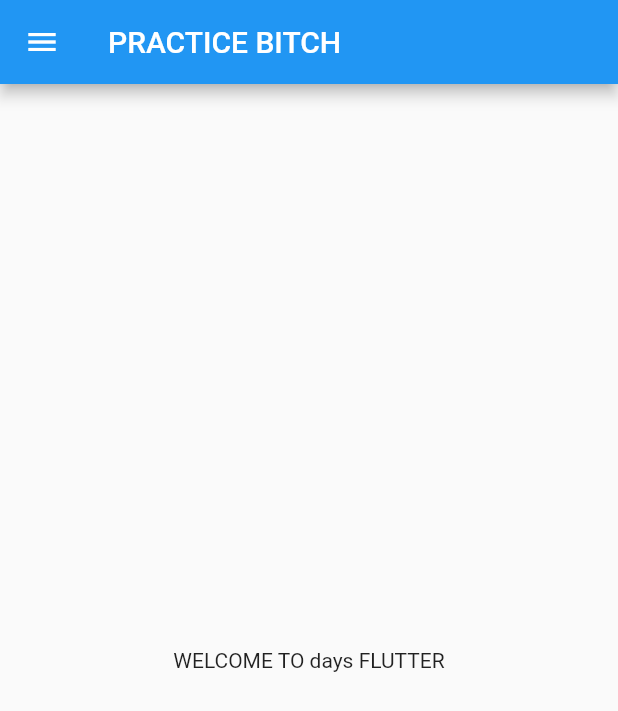
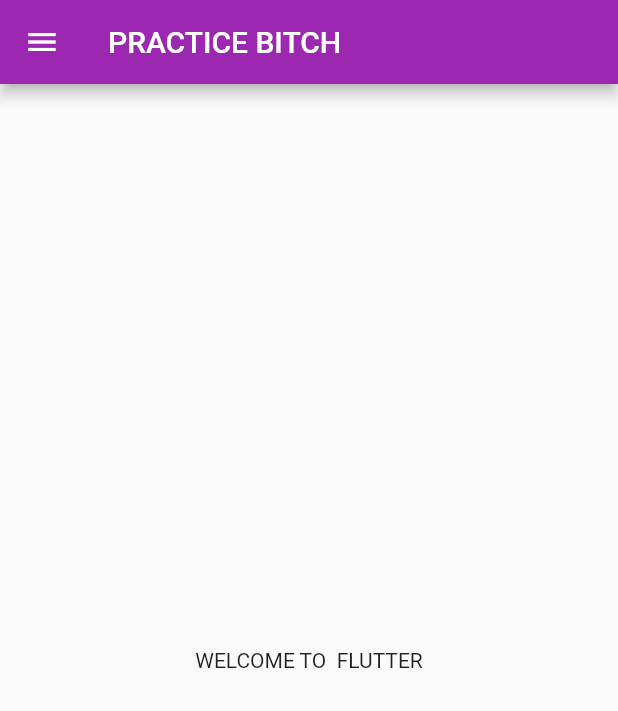
Before and after one commit to Decimator/project_notes_app, a Flutter app: the screen it shows after launch, on a phone screen of 412 x 824 dp. Shown: the top 711 px of the screen. Run offline on Flutter 3.47's test engine with Material 2 defaults, Android fonts, the phone set to English and light mode, and no system bars.

```diff
--- a/lib/main.dart
+++ b/lib/main.dart
@@ -1,5 +1,6 @@
 import 'package:flutter/material.dart';
-import 'package:untitled1/home_page.dart';
+import 'package:untitled1/pages/home_page.dart';
+import 'package:untitled1/pages/login.dart';
 
 void main() {
   runApp(MyApp());
@@ -12,8 +13,23 @@ class MyApp extends StatelessWidget {
   Widget build(BuildContext context) {
     int days=30;
     String int1="aditya bhushan";
-    return const MaterialApp(
-      home: home_page(),
+    return  MaterialApp(
+      //home: home_page(),
+      themeMode: ThemeMode.light,
+      theme: ThemeData(
+        primarySwatch:Colors.purple
+      ),
+      darkTheme: ThemeData(
+        brightness: Brightness.dark
+
+      ) ,
+      initialRoute: "/home",
+      routes: {
+        "/": (context)=>login(),
+        "/home":(context)=>home_page(),
+        "/login":(context)=>login(),
+
+      },
     );
   }
 }
--- a/lib/home_page.dart
+++ b/lib/pages/home_page.dart
@@ -10,10 +10,11 @@ class home_page extends StatelessWidget {
       ),
       body: Center(
         child: Container(
-          child: Text("WELCOME TO days FLUTTER"),
+          child: Text("WELCOME TO  FLUTTER"),
 
         ),
       ),
+
       drawer: Drawer(),
     );
   }
```
Also changed, not shown: lib/pages/login.dart (added, +17 -0 lines), assets/images/wp2544924-messi-4k-wallpapers.jpg (added).
